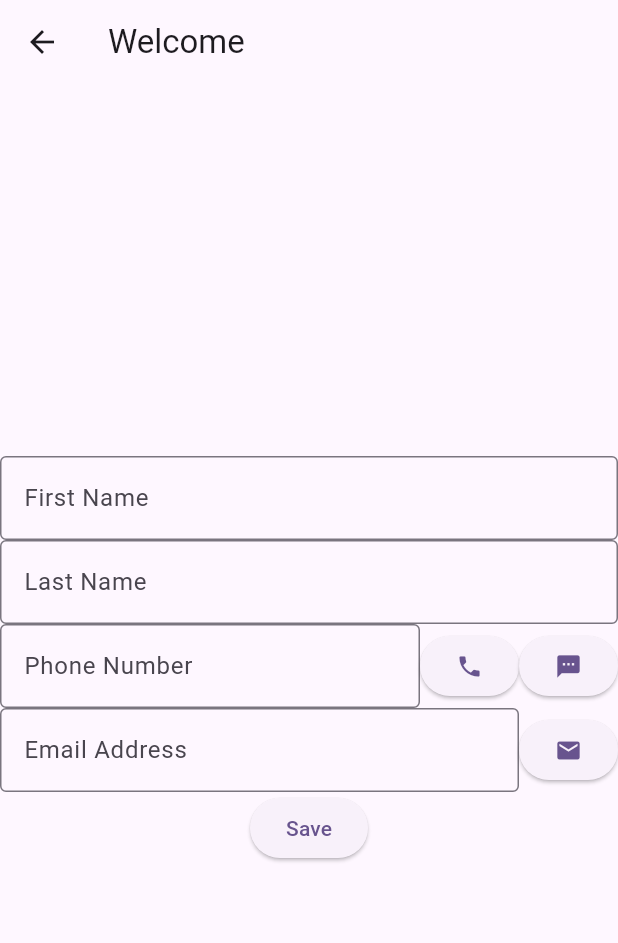
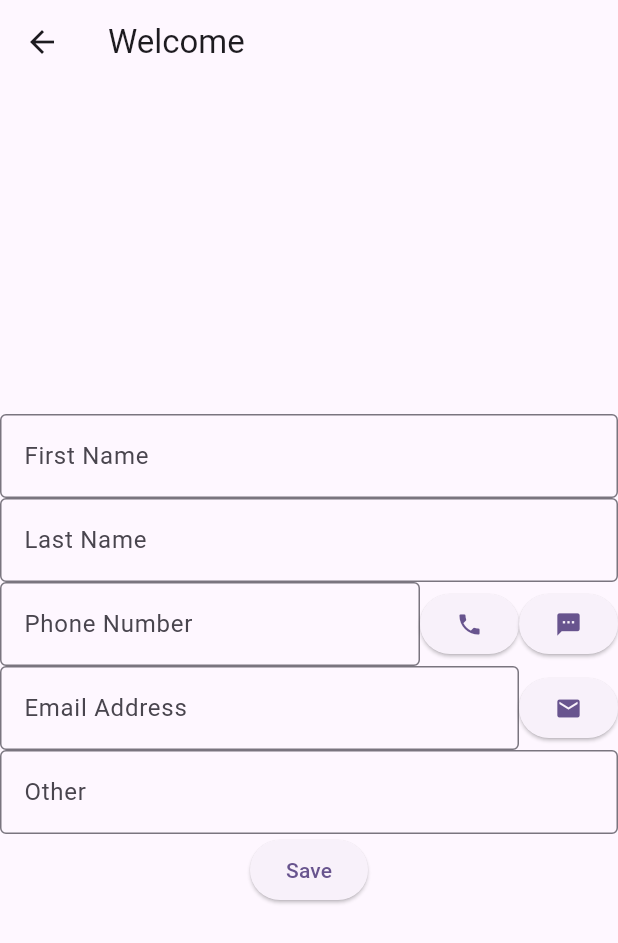
Before and after one commit to mt00145/my_cst2355_labs5, a Flutter app: the ProfilePage screen opened by its route, on a phone screen of 412 x 824 dp. Shown: the top 943 px of the screen. Run offline on Flutter 3.47's test engine with Material 3 defaults, Android fonts, the phone set to English and light mode, and no system bars; our stand-ins replace shared_preferences; missing offline and left inert: encrypted_shared_preferences; accounts and stored records are empty.

Commit message:
COMPLETED demo

```diff
--- a/lib/DataRepository.dart
+++ b/lib/DataRepository.dart
@@ -7,12 +7,14 @@ class DataRepository {
   static String lastName = "";
   static String phone = "";
   static String email = "";
+  static String other = "";
 
   static Future<void> saveProfile() async {
     await _prefs.setString("firstName", firstName);
     await _prefs.setString("lastName", lastName);
     await _prefs.setString("phone", phone);
     await _prefs.setString("email", email);
+    await _prefs.setString("other", other);
   }
 
 
@@ -21,5 +23,6 @@ class DataRepository {
     lastName = await _prefs.getString("lastName") ?? "";
     phone = await _prefs.getString("phone") ?? "";
     email = await _prefs.getString("email") ?? "";
+    other = await _prefs.getString("other") ?? "";
   }
 }
--- a/lib/ProfilePage.dart
+++ b/lib/ProfilePage.dart
@@ -19,11 +19,8 @@ class _ProfilePageState extends State<ProfilePage> {
   late TextEditingController _controllerLastName;
   late TextEditingController _controllerPhone;
   late TextEditingController _controllerEmail;
+  late TextEditingController _controllerOther;
   EncryptedSharedPreferences prefs = EncryptedSharedPreferences();
-  var password = "";
-  var imageSource = "images/question-mark.png";
-  var yesPressed = false;
-  var noPressed = false;
 
   @override
   void initState() {
@@ -32,6 +29,7 @@ class _ProfilePageState extends State<ProfilePage> {
     _controllerLastName = TextEditingController();
     _controllerPhone = TextEditingController();
     _controllerEmail = TextEditingController();
+    _controllerOther = TextEditingController();
     loadData();
   }
 
@@ -42,6 +40,7 @@ class _ProfilePageState extends State<ProfilePage> {
     _controllerLastName.dispose();
     _controllerPhone.dispose();
     _controllerEmail.dispose();
+    _controllerOther.dispose();
     super.dispose();
   }
 
@@ -53,11 +52,13 @@ class _ProfilePageState extends State<ProfilePage> {
       _controllerLastName.text = DataRepository.lastName;
       _controllerPhone.text = DataRepository.phone;
       _controllerEmail.text = DataRepository.email;
+      _controllerOther.text = DataRepository.other;
 
       _controllerFirstName.addListener(() => saveData());
       _controllerLastName.addListener(() => saveData());
       _controllerPhone.addListener(() => saveData());
       _controllerEmail.addListener(() => saveData());
+      _controllerOther.addListener(() => saveData());
 
     });
   }
@@ -67,6 +68,7 @@ class _ProfilePageState extends State<ProfilePage> {
     DataRepository.lastName = _controllerLastName.text;
     DataRepository.phone = _controllerPhone.text;
     DataRepository.email = _controllerEmail.text;
+    DataRepository.other = _controllerOther.text;
     await DataRepository.saveProfile();
   }
 
@@ -182,9 +184,14 @@ class _ProfilePageState extends State<ProfilePage> {
                   ),
                 ]
             ),
+            TextField(controller: _controllerOther,
+                decoration: InputDecoration(
+                    hintText:"Other",
+                    border: OutlineInputBorder()
+                )),
             ElevatedButton(
               onPressed: () {
-                saveData;
+                saveData();
                 ScaffoldMessenger.of(context).showSnackBar(
                 const SnackBar(
                 content: Text("Information Saved"),
--- a/lib/main.dart
+++ b/lib/main.dart
@@ -2,6 +2,7 @@ import 'package:flutter/material.dart';
 import 'package:encrypted_shared_preferences/encrypted_shared_preferences.dart';
 import 'package:shared_preferences/shared_preferences.dart';
 import 'package:my_cst2355_labs/ProfilePage.dart';
+import 'package:my_cst2355_labs/DataRepository.dart';
 
 void main() {
   runApp(const MyApp());
@@ -38,6 +39,7 @@ class MyHomePage extends StatefulWidget {
 class _MyHomePageState extends State<MyHomePage> {
   late TextEditingController _controllerLogin;
   late TextEditingController _controllerPassword;
+  late TextEditingController _controllerOther;
   EncryptedSharedPreferences prefs = EncryptedSharedPreferences();
   var password = "";
   var imageSource = "images/question-mark.png";
@@ -49,6 +51,7 @@ class _MyHomePageState extends State<MyHomePage> {
     super.initState();
     _controllerLogin = TextEditingController();
     _controllerPassword = TextEditingController();
+    _controllerOther = TextEditingController();
     getSharedPreferences();
   }
 
@@ -57,6 +60,8 @@ class _MyHomePageState extends State<MyHomePage> {
     EncryptedSharedPreferences prefs = EncryptedSharedPreferences();
     var login = await prefs.getString("Login"); //returns a Future<String>, not string
     var password = await prefs.getString("Password"); //returns a Future<String>, not string
+    var other = await prefs.getString("other");
+    _controllerOther.text = DataRepository.other;
 
     if(login != ""){
       _controllerLogin.text = login;
@@ -74,6 +79,15 @@ class _MyHomePageState extends State<MyHomePage> {
         );
       });
     }
+    if(other != ""){
+      _controllerOther.text = other;
+      WidgetsBinding.instance.addPostFrameCallback((_) {
+        ScaffoldMessenger.of(context).showSnackBar(
+          SnackBar(content: Text('Loaded saved other')),
+        );
+      });
+    }
+
 
 
     //Or you can write:, does not need async function
@@ -84,6 +98,7 @@ class _MyHomePageState extends State<MyHomePage> {
   void dispose() {
     _controllerLogin.dispose();
     _controllerPassword.dispose();
+    _controllerOther.dispose();
     super.dispose();
   }
 
@@ -109,6 +124,7 @@ class _MyHomePageState extends State<MyHomePage> {
               EncryptedSharedPreferences prefs = EncryptedSharedPreferences();
               prefs.setString("Login", _controllerLogin.value.text);
               prefs.setString("Password", _controllerPassword.value.text);
+              prefs.setString("other", _controllerOther.value.text);
               Navigator.pop(context);
               Navigator.pushNamed(  context,"/ProfilePage" );
               ScaffoldMessenger.of(context).showSnackBar(
@@ -157,6 +173,11 @@ class _MyHomePageState extends State<MyHomePage> {
                     hintText:"Password",
                     border: OutlineInputBorder(),
                 )),//Password Text Field
+            TextField(controller: _controllerOther,
+                decoration: InputDecoration(
+                  hintText:"Other",
+                  border: OutlineInputBorder(),
+                )),
             ElevatedButton(
               onPressed: buttonPressed, //  <--- Lambda function
               child: Text("Login")
```
